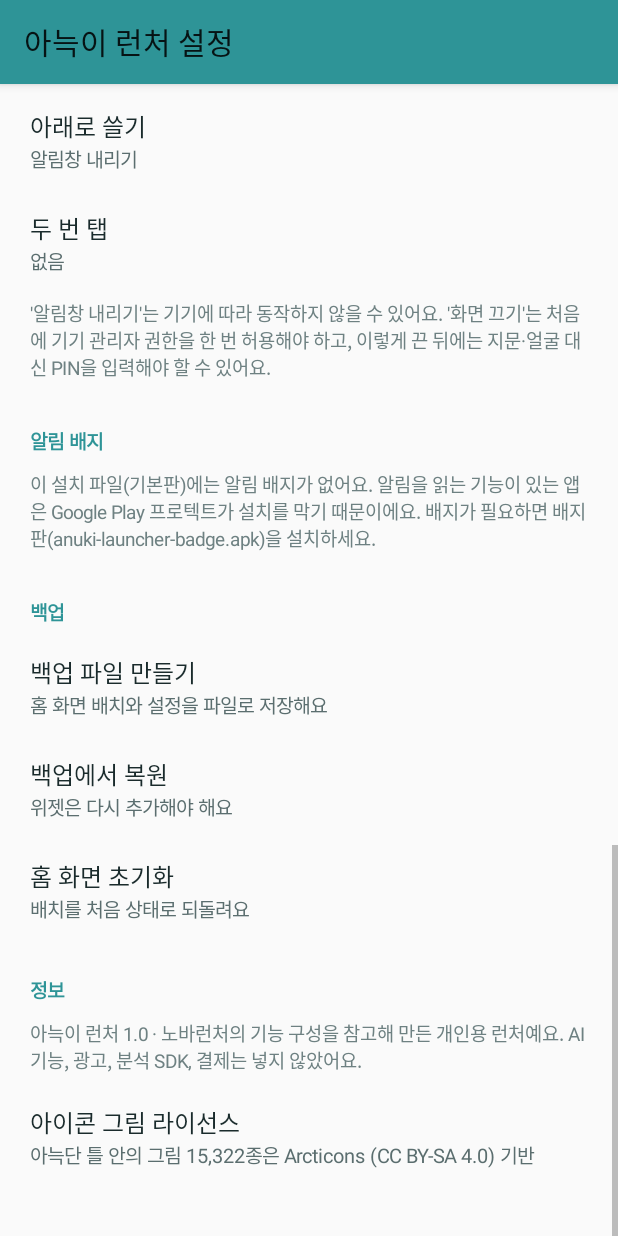
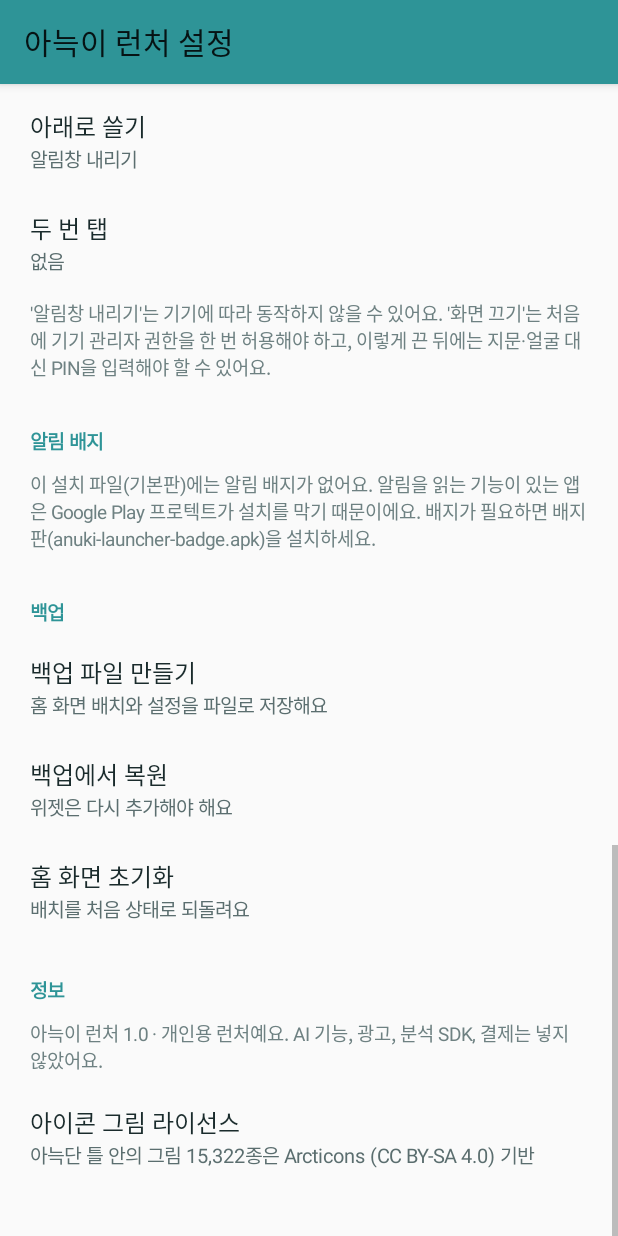
Before and after one commit to jpnjb0918-glitch/anukdan, an Android app: the screen it shows after launch (SettingsActivity), scrolled down 1495 dp, on a phone screen of 412 x 824 dp. Run offline under Robolectric (Android 15) with nearby library versions, the phone set to English and light mode, and no system bars; pictures from the network do not load.

Commit message:
설정 '정보'에서 노바런처 문장 빼기
Co-Authored-By: Claude Opus 5.5 <noreply@anthropic.com>
Claude-Session: https://claude.ai/code/session_01Gm1m3uRKfxe9hfyAatyzQD

```diff
--- a/app/src/main/java/com/anuki/launcher/SettingsActivity.kt
+++ b/app/src/main/java/com/anuki/launcher/SettingsActivity.kt
@@ -123,7 +123,7 @@ class SettingsActivity : Activity() {
         }
 
         section("정보")
-        note("아늑이 런처 1.0 · 노바런처의 기능 구성을 참고해 만든 개인용 런처예요. AI 기능, 광고, 분석 SDK, 결제는 넣지 않았어요.")
+        note("아늑이 런처 1.0 · 개인용 런처예요. AI 기능, 광고, 분석 SDK, 결제는 넣지 않았어요.")
         action("아이콘 그림 라이선스", "아늑단 틀 안의 그림 15,322종은 Arcticons (CC BY-SA 4.0) 기반") { Dialogs.lineIconsLicense(this) }
 
         sv.post { sv.scrollTo(0, scrollY) }
```
Also changed, not shown: 1 other file.
